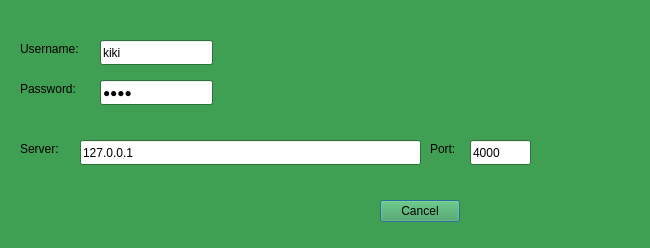
Above: connect.ui from Rescator7/Hearts before the change. Below: the same form after it.
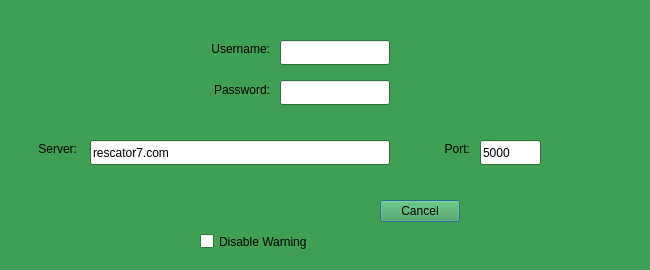
That is the form after the change.

What changed in the file:
```diff
--- a/connect.ui
+++ b/connect.ui
@@ -7,7 +7,7 @@
     <x>0</x>
     <y>0</y>
     <width>650</width>
-    <height>248</height>
+    <height>270</height>
    </rect>
   </property>
   <property name="palette">
@@ -474,7 +474,7 @@
   <widget class="QLabel" name="label">
    <property name="geometry">
     <rect>
-     <x>20</x>
+     <x>10</x>
      <y>140</y>
      <width>67</width>
      <height>17</height>
@@ -483,31 +483,37 @@
    <property name="text">
     <string>Server:</string>
    </property>
+   <property name="alignment">
+    <set>Qt::AlignRight|Qt::AlignTrailing|Qt::AlignVCenter</set>
+   </property>
   </widget>
   <widget class="QLabel" name="label_2">
    <property name="geometry">
     <rect>
      <x>430</x>
      <y>140</y>
-     <width>67</width>
+     <width>40</width>
      <height>17</height>
     </rect>
    </property>
    <property name="text">
     <string>Port:</string>
    </property>
+   <property name="alignment">
+    <set>Qt::AlignRight|Qt::AlignTrailing|Qt::AlignVCenter</set>
+   </property>
   </widget>
   <widget class="QLineEdit" name="lineEdit">
    <property name="geometry">
     <rect>
-     <x>80</x>
+     <x>90</x>
      <y>140</y>
-     <width>341</width>
+     <width>300</width>
      <height>25</height>
     </rect>
    </property>
    <property name="text">
-    <string notr="true">127.0.0.1</string>
+    <string notr="true">rescator7.com</string>
    </property>
    <property name="maxLength">
     <number>15</number>
@@ -516,14 +522,14 @@
   <widget class="QLineEdit" name="lineEdit_2">
    <property name="geometry">
     <rect>
-     <x>470</x>
+     <x>480</x>
      <y>140</y>
      <width>61</width>
      <height>25</height>
     </rect>
    </property>
    <property name="text">
-    <string notr="true">4000</string>
+    <string notr="true">5000</string>
    </property>
    <property name="maxLength">
     <number>4</number>
@@ -532,40 +538,46 @@
   <widget class="QLabel" name="label_3">
    <property name="geometry">
     <rect>
-     <x>20</x>
+     <x>110</x>
      <y>40</y>
-     <width>81</width>
+     <width>160</width>
      <height>17</height>
     </rect>
    </property>
    <property name="text">
     <string>Username:</string>
    </property>
+   <property name="alignment">
+    <set>Qt::AlignRight|Qt::AlignTrailing|Qt::AlignVCenter</set>
+   </property>
   </widget>
   <widget class="QLabel" name="label_4">
    <property name="geometry">
     <rect>
-     <x>20</x>
+     <x>110</x>
      <y>80</y>
-     <width>81</width>
-     <height>17</height>
+     <width>160</width>
+     <height>20</height>
     </rect>
    </property>
    <property name="text">
     <string>Password:</string>
    </property>
+   <property name="alignment">
+    <set>Qt::AlignRight|Qt::AlignTrailing|Qt::AlignVCenter</set>
+   </property>
   </widget>
   <widget class="QLineEdit" name="lineEdit_3">
    <property name="geometry">
     <rect>
-     <x>100</x>
+     <x>280</x>
      <y>40</y>
-     <width>113</width>
+     <width>110</width>
      <height>25</height>
     </rect>
    </property>
    <property name="text">
-    <string notr="true">kiki</string>
+    <string notr="true"/>
    </property>
    <property name="maxLength">
     <number>8</number>
@@ -574,9 +586,9 @@
   <widget class="QLineEdit" name="lineEdit_4">
    <property name="geometry">
     <rect>
-     <x>100</x>
+     <x>280</x>
      <y>80</y>
-     <width>113</width>
+     <width>110</width>
      <height>25</height>
     </rect>
    </property>
@@ -584,7 +596,7 @@
     <set>Qt::ImhHiddenText|Qt::ImhNoAutoUppercase|Qt::ImhNoPredictiveText|Qt::ImhSensitiveData</set>
    </property>
    <property name="text">
-    <string notr="true">kiki</string>
+    <string notr="true"/>
    </property>
    <property name="maxLength">
     <number>16</number>
@@ -593,6 +605,19 @@
     <enum>QLineEdit::Password</enum>
    </property>
   </widget>
+  <widget class="QCheckBox" name="checkBox">
+   <property name="geometry">
+    <rect>
+     <x>200</x>
+     <y>230</y>
+     <width>351</width>
+     <height>23</height>
+    </rect>
+   </property>
+   <property name="text">
+    <string>Disable Warning</string>
+   </property>
+  </widget>
  </widget>
  <resources/>
  <connections>
```
Left out of the diff: 2 changed lines with no effect on the pictures.
